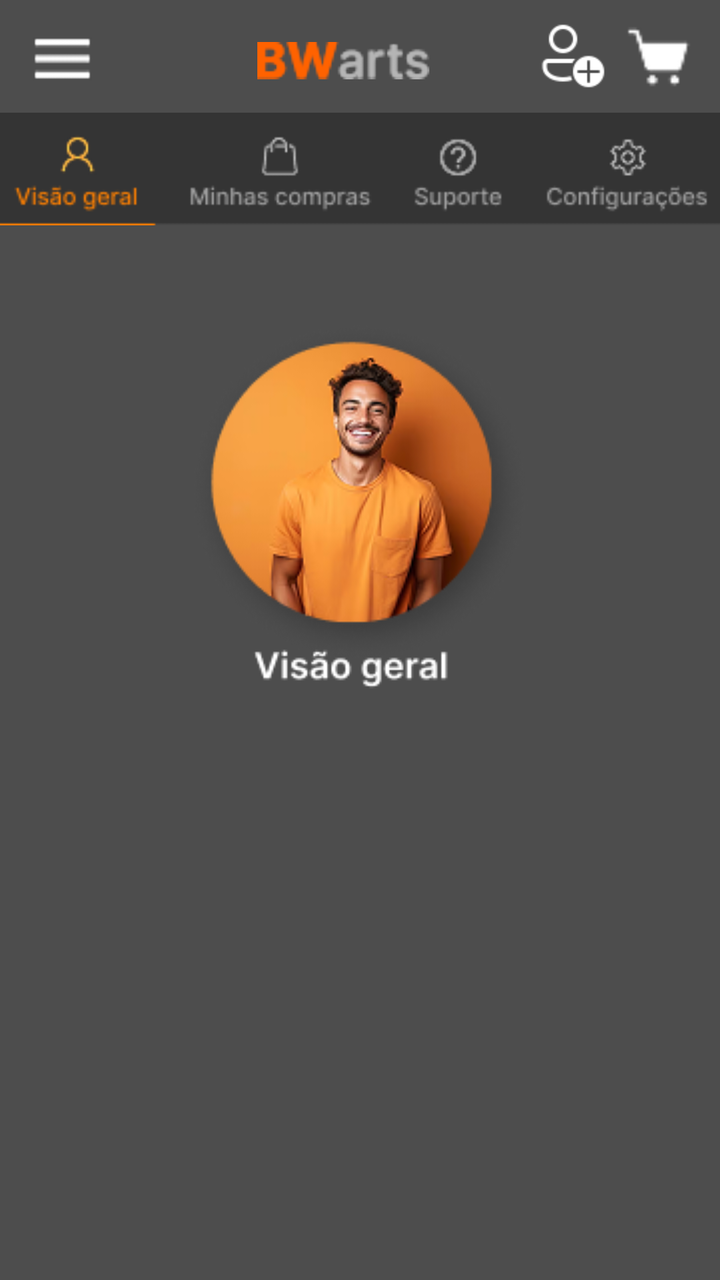
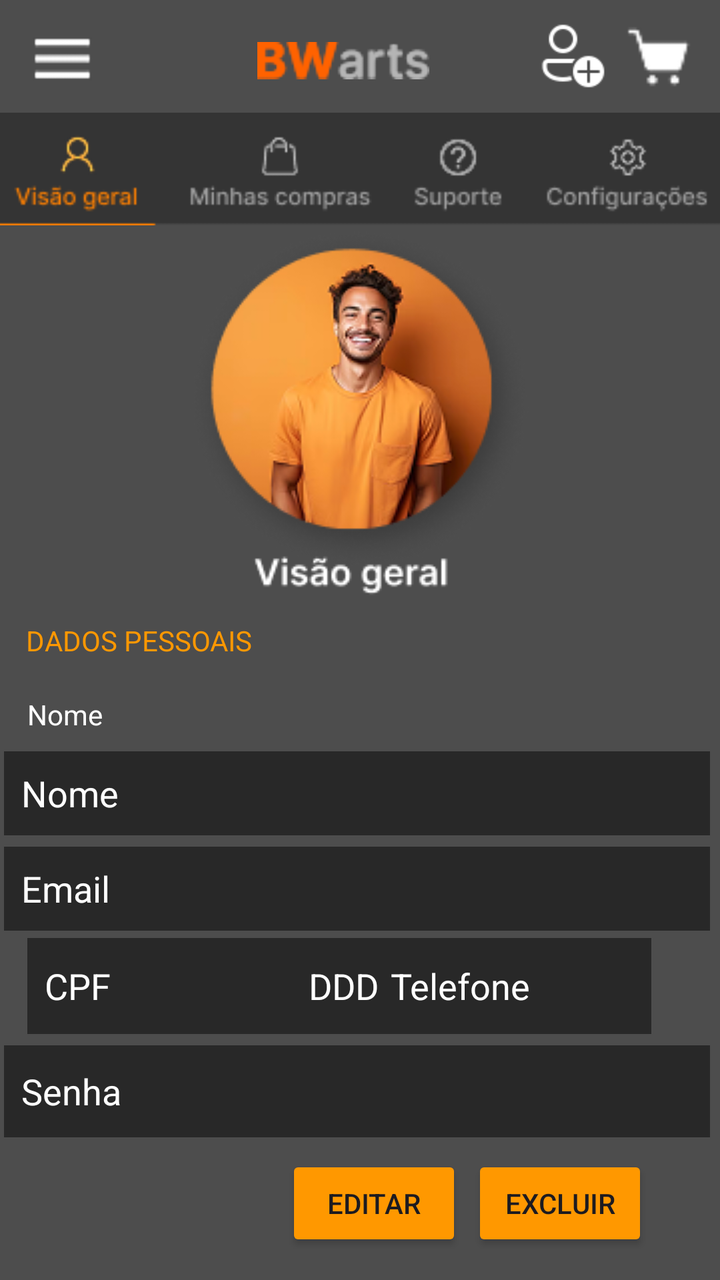

Two renders of the same Android screen: before a commit and after it. Below are the layout's source before the change and the commit's diff.
<!-- AndroidManifest.xml: application theme Theme.BWartsMaker -->
<!-- res/layout/activity_perfil.xml -->
<?xml version="1.0" encoding="utf-8"?>
<androidx.constraintlayout.widget.ConstraintLayout xmlns:android="http://schemas.android.com/apk/res/android"
    xmlns:app="http://schemas.android.com/apk/res-auto"
    xmlns:tools="http://schemas.android.com/tools"
    android:id="@+id/main"
    android:layout_width="match_parent"
    android:layout_height="match_parent"
    android:background="#7E7E7E"
    android:backgroundTint="#4D4D4D"
    tools:context=".PerfilActivity">

    <ImageView
        android:id="@+id/imageView"
        android:layout_width="86dp"
        android:layout_height="34dp"
        android:src="@drawable/logo"
        app:layout_constraintBottom_toBottomOf="parent"
        app:layout_constraintEnd_toEndOf="parent"
        app:layout_constraintHorizontal_bias="0.47"
        app:layout_constraintStart_toStartOf="parent"
        app:layout_constraintTop_toTopOf="parent"
        app:layout_constraintVertical_bias="0.022" />

    <ImageView
        android:id="@+id/imageView9"
        android:layout_width="35dp"
        android:layout_height="32dp"
        android:src="@drawable/menu"
        app:layout_constraintBottom_toBottomOf="parent"
        app:layout_constraintEnd_toEndOf="parent"
        app:layout_constraintHorizontal_bias="0.042"
        app:layout_constraintStart_toStartOf="parent"
        app:layout_constraintTop_toTopOf="parent"
        app:layout_constraintVertical_bias="0.022" />

    <ImageView
        android:id="@+id/cadastroLogo2"
        android:layout_width="45dp"
        android:layout_height="34dp"
        android:src="@drawable/cadastro"
        app:layout_constraintBottom_toBottomOf="parent"
        app:layout_constraintEnd_toEndOf="parent"
        app:layout_constraintHorizontal_bias="0.838"
        app:layout_constraintStart_toStartOf="parent"
        app:layout_constraintTop_toTopOf="parent"
        app:layout_constraintVertical_bias="0.018" />

    <ImageView
        android:id="@+id/imageView11"
        android:layout_width="86dp"
        android:layout_height="34dp"
        android:src="@drawable/logo"
        app:layout_constraintBottom_toBottomOf="parent"
        app:layout_constraintEnd_toEndOf="parent"
        app:layout_constraintHorizontal_bias="0.47"
        app:layout_constraintStart_toStartOf="parent"
        app:layout_constraintTop_toTopOf="parent"
        app:layout_constraintVertical_bias="0.022" />

    <ImageView
        android:id="@+id/imageView12"
        android:layout_width="33dp"
        android:layout_height="34dp"
        android:src="@drawable/carrinho"
        app:layout_constraintBottom_toBottomOf="parent"
        app:layout_constraintEnd_toEndOf="parent"
        app:layout_constraintHorizontal_bias="0.957"
        app:layout_constraintStart_toStartOf="parent"
        app:layout_constraintTop_toTopOf="parent"
        app:layout_constraintVertical_bias="0.02" />

    <ImageView
        android:id="@+id/imageView14"
        android:layout_width="35dp"
        android:layout_height="32dp"
        android:src="@drawable/menu"
        app:layout_constraintBottom_toBottomOf="parent"
        app:layout_constraintEnd_toEndOf="parent"
        app:layout_constraintHorizontal_bias="0.042"
        app:layout_constraintStart_toStartOf="parent"
        app:layout_constraintTop_toTopOf="parent"
        app:layout_constraintVertical_bias="0.022" />

    <ImageView
        android:id="@+id/imageView15"
        android:layout_width="412dp"
        android:layout_height="57dp"
        app:layout_constraintBottom_toBottomOf="parent"
        app:layout_constraintEnd_toEndOf="parent"
        app:layout_constraintHorizontal_bias="0.0"
        app:layout_constraintStart_toStartOf="parent"
        app:layout_constraintTop_toTopOf="parent"
        app:layout_constraintVertical_bias="0.096"
        app:srcCompat="@drawable/navbar" />

    <ImageView
        android:id="@+id/imageView16"
        android:layout_width="wrap_content"
        android:layout_height="wrap_content"
        android:layout_marginTop="160dp"
        app:layout_constraintEnd_toEndOf="parent"
        app:layout_constraintStart_toStartOf="parent"
        app:layout_constraintTop_toTopOf="parent"
        app:srcCompat="@drawable/imagem" />
</androidx.constraintlayout.widget.ConstraintLayout>
<!-- resources referenced by this layout -->
<resources>
  <!-- drawable cadastro: png bitmap (drawable, 857 bytes) -->
  <!-- drawable carrinho: png bitmap (drawable, 656 bytes) -->
  <!-- drawable imagem: png bitmap (drawable, 38935 bytes) -->
  <!-- drawable logo: png bitmap (drawable, 1322 bytes) -->
  <!-- drawable menu: png bitmap (drawable, 344 bytes) -->
  <!-- drawable navbar: png bitmap (drawable, 5813 bytes) -->
  <style name="Theme.BWartsMaker" parent="Base.Theme.BWartsMaker" />
  <style name="Base.Theme.BWartsMaker" parent="Theme.Material3.DayNight.NoActionBar">
          
          
      </style>
</resources>

<!-- the commit's change to res/layout/activity_perfil.xml (unified diff, before → after) -->
@@ -9,6 +9,115 @@
     android:backgroundTint="#4D4D4D"
     tools:context=".PerfilActivity">
 
+    <EditText
+        android:id="@+id/nome_perfil"
+        android:layout_width="353dp"
+        android:layout_height="42dp"
+        android:background="#282828"
+        android:ems="10"
+        android:hint="  Nome"
+        android:inputType="text"
+        android:textColor="#FFFFFF"
+        android:enabled="false"
+        android:textColorHint="#FFFFFF"
+        app:layout_constraintBottom_toBottomOf="parent"
+        app:layout_constraintEnd_toEndOf="parent"
+        app:layout_constraintHorizontal_bias="0.275"
+        app:layout_constraintStart_toStartOf="parent"
+        app:layout_constraintTop_toTopOf="parent"
+        app:layout_constraintVertical_bias="0.628" />
+
+    <EditText
+        android:id="@+id/telefone_perfil"
+        android:layout_width="139dp"
+        android:layout_height="48dp"
+        android:background="#282828"
+        android:ems="10"
+        android:hint="  Telefone"
+        android:inputType="text"
+        android:textColor="#FFFFFF"
+        android:enabled="false"
+        android:textColorHint="#FFFFFF"
+        app:layout_constraintBottom_toBottomOf="parent"
+        app:layout_constraintEnd_toEndOf="parent"
+        app:layout_constraintHorizontal_bias="0.845"
+        app:layout_constraintStart_toStartOf="parent"
+        app:layout_constraintTop_toTopOf="parent"
+        app:layout_constraintVertical_bias="0.792" />
+
+    <EditText
+        android:id="@+id/cpf_perfil"
+        android:layout_width="140dp"
+        android:layout_height="48dp"
+        android:background="#282828"
+        android:ems="10"
+        android:hint="  CPF"
+        android:inputType="text"
+        android:textColor="#FFFFFF"
+        android:enabled="false"
+        android:textColorHint="#FFFFFF"
+        app:layout_constraintBottom_toBottomOf="parent"
+        app:layout_constraintEnd_toEndOf="parent"
+        app:layout_constraintHorizontal_bias="0.062"
+        app:layout_constraintStart_toStartOf="parent"
+        app:layout_constraintTop_toTopOf="parent"
+        app:layout_constraintVertical_bias="0.792" />
+
+    <EditText
+        android:id="@+id/email_perfil"
+        android:layout_width="353dp"
+        android:layout_height="42dp"
+        android:background="#282828"
+        android:ems="10"
+        android:hint="  Email"
+        android:inputType="textEmailAddress"
+        android:textColor="#FFFFFF"
+        android:enabled="false"
+        android:textColorHint="#FFFFFF"
+        app:layout_constraintBottom_toBottomOf="parent"
+        app:layout_constraintEnd_toEndOf="parent"
+        app:layout_constraintHorizontal_bias="0.275"
+        app:layout_constraintStart_toStartOf="parent"
+        app:layout_constraintTop_toTopOf="parent"
+        app:layout_constraintVertical_bias="0.708" />
+
+    <EditText
+        android:id="@+id/ddd_perfil"
+        android:layout_width="50dp"
+        android:layout_height="48dp"
+        android:background="#282828"
+        android:ems="10"
+        android:hint="  DDD"
+        android:inputType="text"
+        android:textColor="#FFFFFF"
+        android:enabled="false"
+        android:textColorHint="#FFFFFF"
+        app:layout_constraintBottom_toBottomOf="parent"
+        app:layout_constraintEnd_toEndOf="parent"
+        app:layout_constraintHorizontal_bias="0.47"
+        app:layout_constraintStart_toStartOf="parent"
+        app:layout_constraintTop_toTopOf="parent"
+        app:layout_constraintVertical_bias="0.792" />
+
+    <EditText
+        android:id="@+id/senha_perfil"
+        android:layout_width="353dp"
+        android:layout_height="46dp"
+        android:background="#282828"
+        android:ems="10"
+        android:hint="  Senha"
+        android:inputType="text"
+        android:password="true"
+        android:textColor="#FFFFFF"
+        android:enabled="false"
+        android:textColorHint="#FFFFFF"
+        app:layout_constraintBottom_toBottomOf="parent"
+        app:layout_constraintEnd_toEndOf="parent"
+        app:layout_constraintHorizontal_bias="0.293"
+        app:layout_constraintStart_toStartOf="parent"
+        app:layout_constraintTop_toTopOf="parent"
+        app:layout_constraintVertical_bias="0.88" />
+
     <ImageView
         android:id="@+id/imageView"
         android:layout_width="86dp"
@@ -97,9 +206,61 @@
         android:id="@+id/imageView16"
         android:layout_width="wrap_content"
         android:layout_height="wrap_content"
-        android:layout_marginTop="160dp"
-        app:layout_constraintEnd_toEndOf="parent"
-        app:layout_constraintStart_toStartOf="parent"
-        app:layout_constraintTop_toTopOf="parent"
+        app:layout_constraintBottom_toBottomOf="parent"
+        app:layout_constraintEnd_toEndOf="parent"
+        app:layout_constraintStart_toStartOf="parent"
+        app:layout_constraintTop_toTopOf="parent"
+        app:layout_constraintVertical_bias="0.25"
         app:srcCompat="@drawable/imagem" />
+
+    <TextView
+        android:id="@+id/textView9"
+        android:layout_width="wrap_content"
+        android:layout_height="wrap_content"
+        android:text="DADOS PESSOAIS"
+        android:textColor="#FF9800"
+        app:layout_constraintBottom_toBottomOf="parent"
+        app:layout_constraintEnd_toEndOf="parent"
+        app:layout_constraintHorizontal_bias="0.053"
+        app:layout_constraintStart_toStartOf="parent"
+        app:layout_constraintTop_toTopOf="parent" />
+
+    <TextView
+        android:id="@+id/textView10"
+        android:layout_width="wrap_content"
+        android:layout_height="wrap_content"
+        android:text="Nome"
+        android:textColor="#FFFFFF"
+        app:layout_constraintBottom_toBottomOf="parent"
+        app:layout_constraintEnd_toEndOf="parent"
+        app:layout_constraintHorizontal_bias="0.042"
+        app:layout_constraintStart_toStartOf="parent"
+        app:layout_constraintTop_toTopOf="parent"
+        app:layout_constraintVertical_bias="0.56" />
+
+    <Button
+        android:id="@+id/excluir_perfil"
+        android:layout_width="wrap_content"
+        android:layout_height="wrap_content"
+        android:backgroundTint="#FF9800"
+        android:text="Excluir"
+        app:layout_constraintBottom_toBottomOf="parent"
+        app:layout_constraintEnd_toEndOf="parent"
+        app:layout_constraintHorizontal_bias="0.868"
+        app:layout_constraintStart_toStartOf="parent"
+        app:layout_constraintTop_toTopOf="parent"
+        app:layout_constraintVertical_bias="0.976" />
+
+    <Button
+        android:id="@+id/editar_perfil"
+        android:layout_width="wrap_content"
+        android:layout_height="wrap_content"
+        android:backgroundTint="#FF9800"
+        android:text="Editar"
+        app:layout_constraintBottom_toBottomOf="parent"
+        app:layout_constraintEnd_toEndOf="parent"
+        app:layout_constraintHorizontal_bias="0.526"
+        app:layout_constraintStart_toStartOf="parent"
+        app:layout_constraintTop_toTopOf="parent"
+        app:layout_constraintVertical_bias="0.976" />
 </androidx.constraintlayout.widget.ConstraintLayout>
